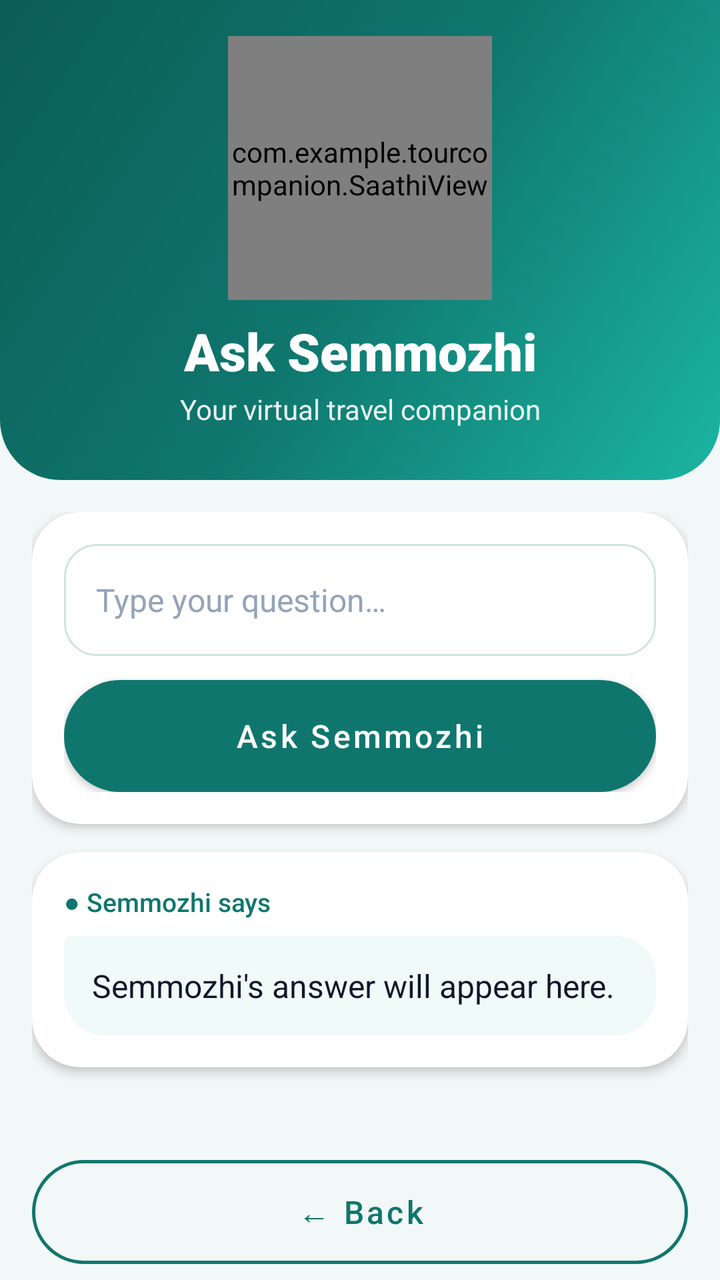
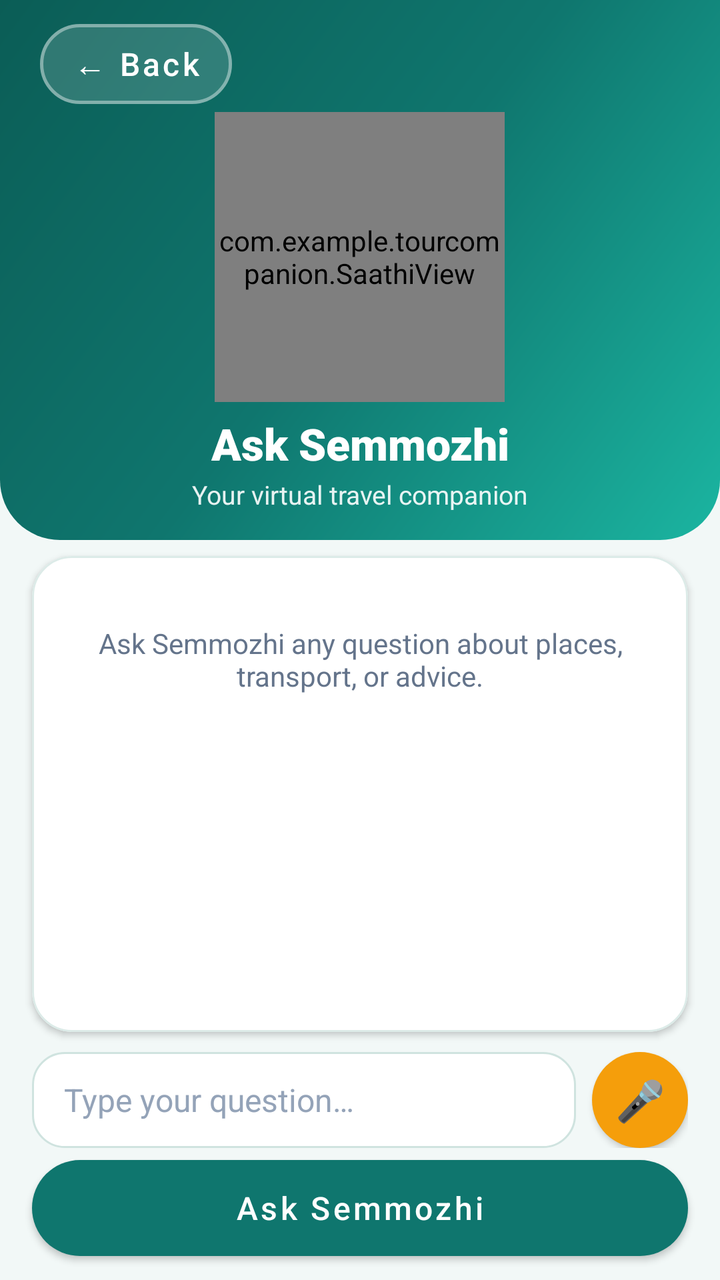

The first picture is an Android layout as it rendered before a commit; the second is the same layout after the commit. The layout source and the unified diff follow.
<!-- AndroidManifest.xml: application theme Theme.TourCompanion -->
<!-- res/layout/activity_ask_semmozhi.xml -->
<?xml version="1.0" encoding="utf-8"?>
<LinearLayout
    xmlns:android="http://schemas.android.com/apk/res/android"
    xmlns:app="http://schemas.android.com/apk/res-auto"
    android:layout_width="match_parent"
    android:layout_height="match_parent"
    android:background="@color/bg"
    android:orientation="vertical">

    <LinearLayout
        android:layout_width="match_parent"
        android:layout_height="wrap_content"
        android:tag="header"
        android:background="@drawable/bg_header"
        android:gravity="center_horizontal"
        android:orientation="vertical"
        android:paddingStart="20dp"
        android:paddingTop="18dp"
        android:paddingEnd="20dp"
        android:paddingBottom="26dp">

        <FrameLayout
            android:layout_width="132dp"
            android:layout_height="132dp">

            <View
                android:layout_width="124dp"
                android:layout_height="124dp"
                android:layout_gravity="center"
                android:background="@drawable/bg_circle_soft" />

            <com.example.tourcompanion.SaathiView
                android:id="@+id/saathiViewAsk"
                android:layout_width="match_parent"
                android:layout_height="match_parent" />
        </FrameLayout>

        <TextView
            
            style="@style/Text.Tour.Title"
            android:layout_width="match_parent"
            android:layout_height="wrap_content"
            android:layout_marginTop="8dp"
            android:text="Ask Semmozhi" />

        <TextView
            
            style="@style/Text.Tour.Subtitle"
            android:layout_width="match_parent"
            android:layout_height="wrap_content"
            android:layout_marginTop="2dp"
            android:text="Your virtual travel companion" />
    </LinearLayout>

    <ScrollView
        android:layout_width="match_parent"
        android:layout_height="0dp"
        android:layout_weight="1"
        android:clipToPadding="false"
        android:fillViewport="true"
        android:scrollbars="none">

        <LinearLayout
            android:layout_width="match_parent"
            android:layout_height="wrap_content"
            android:orientation="vertical"
            android:padding="16dp">

        <com.google.android.material.card.MaterialCardView
            android:layout_width="match_parent"
            android:layout_height="wrap_content"
            android:layout_marginTop="0dp"
            app:cardBackgroundColor="@color/surface"
            app:cardCornerRadius="24dp"
            app:cardElevation="3dp"
            app:strokeWidth="0dp">

            <LinearLayout
                android:layout_width="match_parent"
                android:layout_height="wrap_content"
                android:orientation="vertical"
                android:padding="16dp">

                <EditText
                    android:id="@+id/askQuestionInput"
                    style="@style/Widget.Tour.Input"
                    android:layout_width="match_parent"
                    android:layout_height="56dp"
                    android:hint="Type your question…"
                    android:imeOptions="actionSend"
                    android:inputType="textCapSentences" />

                <com.google.android.material.button.MaterialButton
                    android:id="@+id/askSemmozhiButton"
                    style="@style/Widget.Tour.Button.Primary"
                    android:layout_width="match_parent"
                    android:layout_height="56dp"
                    android:layout_marginTop="12dp"
                    android:text="Ask Semmozhi" />
            </LinearLayout>
        </com.google.android.material.card.MaterialCardView>
        <com.google.android.material.card.MaterialCardView
            android:layout_width="match_parent"
            android:layout_height="wrap_content"
            android:layout_marginTop="14dp"
            app:cardBackgroundColor="@color/surface"
            app:cardCornerRadius="24dp"
            app:cardElevation="3dp"
            app:strokeWidth="0dp">

            <LinearLayout
                android:layout_width="match_parent"
                android:layout_height="wrap_content"
                android:orientation="vertical"
                android:padding="16dp">

                <TextView
                    android:layout_width="wrap_content"
                    android:layout_height="wrap_content"
                    android:fontFamily="sans-serif-medium"
                    android:text="● Semmozhi says"
                    android:textColor="@color/primary"
                    android:textSize="13sp" />

                <TextView
                    android:id="@+id/askAnswerText"
                    android:layout_width="match_parent"
                    android:layout_height="wrap_content"
                    android:layout_marginTop="8dp"
                    android:background="@drawable/bg_answer_bubble"
                    android:lineSpacingExtra="3dp"
                    android:padding="14dp"
                    android:text="Semmozhi's answer will appear here."
                    android:textColor="@color/text_primary"
                    android:textSize="16sp" />
            </LinearLayout>
        </com.google.android.material.card.MaterialCardView>

        </LinearLayout>
    </ScrollView>

    <com.google.android.material.button.MaterialButton
        android:id="@+id/backAskButton"
        style="@style/Widget.Tour.Button.Secondary"
        android:layout_width="match_parent"
        android:layout_height="52dp"
        android:layout_marginStart="16dp"
        android:layout_marginEnd="16dp"
        android:layout_marginBottom="8dp"
        android:text="← Back" />

</LinearLayout>
<!-- resources referenced by this layout -->
<resources>
  <color name="bg">#F2F8F7</color>
  <color name="primary">#0F766E</color>
  <color name="surface">#FFFFFF</color>
  <color name="text_primary">#0F172A</color>
  <!-- drawable bg_answer_bubble (drawable) -->
  <?xml version="1.0" encoding="utf-8"?>
  <shape xmlns:android="http://schemas.android.com/apk/res/android" android:shape="rectangle">
      <solid android:color="#F0FAF8" />
      <corners android:topLeftRadius="4dp" android:topRightRadius="20dp" android:bottomLeftRadius="20dp" android:bottomRightRadius="20dp" />
  </shape>
  <!-- drawable bg_circle_soft (drawable) -->
  <?xml version="1.0" encoding="utf-8"?>
  <shape xmlns:android="http://schemas.android.com/apk/res/android" android:shape="oval">
      <solid android:color="#26FFFFFF" />
      <stroke android:width="2dp" android:color="#40FFFFFF" />
  </shape>
  <!-- drawable bg_header (drawable) -->
  <?xml version="1.0" encoding="utf-8"?>
  <shape xmlns:android="http://schemas.android.com/apk/res/android" android:shape="rectangle">
      <gradient android:type="linear" android:angle="315" android:startColor="#0B5D56" android:centerColor="#0F766E" android:endColor="#1BB5A1" />
      <corners android:bottomLeftRadius="30dp" android:bottomRightRadius="30dp" />
  </shape>
  <style name="Text.Tour.Subtitle" parent="">
          <item name="android:textColor">#E6FFFFFF</item>
          <item name="android:textSize">14sp</item>
          <item name="android:gravity">center</item>
      </style>
  <style name="Text.Tour.Title" parent="">
          <item name="android:textColor">@color/white</item>
          <item name="android:textSize">26sp</item>
          <item name="android:fontFamily">sans-serif-black</item>
          <item name="android:gravity">center</item>
      </style>
  <style name="Widget.Tour.Input" parent="">
          <item name="android:background">@drawable/bg_input</item>
          <item name="android:textColor">@color/text_primary</item>
          <item name="android:textColorHint">#94A3B8</item>
          <item name="android:textSize">16sp</item>
          <item name="android:paddingStart">16dp</item>
          <item name="android:paddingEnd">16dp</item>
          <item name="android:minHeight">54dp</item>
          <item name="android:maxLines">1</item>
      </style>
  <style name="Theme.TourCompanion" parent="Theme.MaterialComponents.Light.NoActionBar">
          <item name="colorPrimary">@color/primary</item>
          <item name="colorPrimaryVariant">@color/primary_dark</item>
          <item name="colorOnPrimary">@color/white</item>
          <item name="colorSecondary">@color/accent</item>
          <item name="colorSecondaryVariant">@color/accent</item>
          <item name="colorOnSecondary">@color/text_primary</item>
          <item name="android:colorBackground">@color/bg</item>
          <item name="android:windowBackground">@color/bg</item>
          <item name="android:statusBarColor">@color/primary_dark</item>
          <item name="android:textColorPrimary">@color/text_primary</item>
          <item name="android:textColorSecondary">@color/text_secondary</item>
          <item name="materialButtonStyle">@style/Widget.Tour.Button.Primary</item>
      </style>
  <color name="white">#FFFFFFFF</color>
  <!-- drawable bg_input (drawable) -->
  <?xml version="1.0" encoding="utf-8"?>
  <shape xmlns:android="http://schemas.android.com/apk/res/android" android:shape="rectangle">
      <solid android:color="#FFFFFFFF" />
      <stroke android:width="1dp" android:color="#CFE3DF" />
      <corners android:radius="16dp" />
  </shape>
  <color name="primary_dark">#0B5D56</color>
  <color name="accent">#F59E0B</color>
  <color name="text_secondary">#64748B</color>
  <!-- unchanged entries left out for length: 2 -->
</resources>

<!-- the commit's change to res/layout/activity_ask_semmozhi.xml (unified diff, before → after) -->
@@ -7,6 +7,7 @@
     android:background="@color/bg"
     android:orientation="vertical">
 
+    
     <LinearLayout
         android:layout_width="match_parent"
         android:layout_height="wrap_content"
@@ -15,17 +16,32 @@
         android:gravity="center_horizontal"
         android:orientation="vertical"
         android:paddingStart="20dp"
-        android:paddingTop="18dp"
+        android:paddingTop="12dp"
         android:paddingEnd="20dp"
-        android:paddingBottom="26dp">
+        android:paddingBottom="14dp">
+
+        <com.google.android.material.button.MaterialButton
+            android:id="@+id/backAskButton"
+            style="@style/Widget.Tour.Button.Secondary"
+            android:layout_width="wrap_content"
+            android:layout_height="40dp"
+            android:layout_gravity="start"
+            android:minWidth="0dp"
+            android:paddingStart="16dp"
+            android:paddingEnd="16dp"
+            android:layout_marginBottom="4dp"
+            android:textColor="@android:color/white"
+            app:backgroundTint="#26FFFFFF"
+            app:strokeColor="#66FFFFFF"
+            android:text="← Back" />
 
         <FrameLayout
-            android:layout_width="132dp"
-            android:layout_height="132dp">
+            android:layout_width="145dp"
+            android:layout_height="145dp">
 
             <View
-                android:layout_width="124dp"
-                android:layout_height="124dp"
+                android:layout_width="140dp"
+                android:layout_height="140dp"
                 android:layout_gravity="center"
                 android:background="@drawable/bg_circle_soft" />
 
@@ -36,117 +52,109 @@
         </FrameLayout>
 
         <TextView
-            
             style="@style/Text.Tour.Title"
             android:layout_width="match_parent"
             android:layout_height="wrap_content"
-            android:layout_marginTop="8dp"
+            android:layout_marginTop="6dp"
+            android:textSize="22sp"
             android:text="Ask Semmozhi" />
 
         <TextView
-            
             style="@style/Text.Tour.Subtitle"
             android:layout_width="match_parent"
             android:layout_height="wrap_content"
             android:layout_marginTop="2dp"
+            android:textSize="13sp"
             android:text="Your virtual travel companion" />
     </LinearLayout>
 
-    <ScrollView
+    
+    <com.google.android.material.card.MaterialCardView
+        android:id="@+id/chatCardContainer"
         android:layout_width="match_parent"
         android:layout_height="0dp"
         android:layout_weight="1"
-        android:clipToPadding="false"
-        android:fillViewport="true"
-        android:scrollbars="none">
+        android:layout_marginStart="16dp"
+        android:layout_marginEnd="16dp"
+        android:layout_marginTop="8dp"
+        android:layout_marginBottom="8dp"
+        app:cardBackgroundColor="@color/surface"
+        app:cardCornerRadius="20dp"
+        app:cardElevation="2dp"
+        app:strokeWidth="1dp"
+        app:strokeColor="@color/stroke">
 
-        <LinearLayout
+        <ScrollView
+            android:id="@+id/chatScrollView"
             android:layout_width="match_parent"
-            android:layout_height="wrap_content"
-            android:orientation="vertical"
-            android:padding="16dp">
-
-        <com.google.android.material.card.MaterialCardView
-            android:layout_width="match_parent"
-            android:layout_height="wrap_content"
-            android:layout_marginTop="0dp"
-            app:cardBackgroundColor="@color/surface"
-            app:cardCornerRadius="24dp"
-            app:cardElevation="3dp"
-            app:strokeWidth="0dp">
+            android:layout_height="match_parent"
+            android:clipToPadding="false"
+            android:fillViewport="true"
+            android:scrollbars="vertical"
+            android:paddingStart="12dp"
+            android:paddingEnd="12dp"
+            android:paddingTop="10dp"
+            android:paddingBottom="10dp">
 
             <LinearLayout
+                android:id="@+id/chatMessagesContainer"
                 android:layout_width="match_parent"
                 android:layout_height="wrap_content"
-                android:orientation="vertical"
-                android:padding="16dp">
-
-                <EditText
-                    android:id="@+id/askQuestionInput"
-                    style="@style/Widget.Tour.Input"
-                    android:layout_width="match_parent"
-                    android:layout_height="56dp"
-                    android:hint="Type your question…"
-                    android:imeOptions="actionSend"
-                    android:inputType="textCapSentences" />
-
-                <com.google.android.material.button.MaterialButton
-                    android:id="@+id/askSemmozhiButton"
-                    style="@style/Widget.Tour.Button.Primary"
-                    android:layout_width="match_parent"
-                    android:layout_height="56dp"
-                    android:layout_marginTop="12dp"
-                    android:text="Ask Semmozhi" />
-            </LinearLayout>
-        </com.google.android.material.card.MaterialCardView>
-        <com.google.android.material.card.MaterialCardView
-            android:layout_width="match_parent"
-            android:layout_height="wrap_content"
-            android:layout_marginTop="14dp"
-            app:cardBackgroundColor="@color/surface"
-            app:cardCornerRadius="24dp"
-            app:cardElevation="3dp"
-            app:strokeWidth="0dp">
-
-            <LinearLayout
-                android:layout_width="match_parent"
-                android:layout_height="wrap_content"
-                android:orientation="vertical"
-                android:padding="16dp">
+                android:orientation="vertical">
 
                 <TextView
-                    android:layout_width="wrap_content"
-                    android:layout_height="wrap_content"
-                    android:fontFamily="sans-serif-medium"
-                    android:text="● Semmozhi says"
-                    android:textColor="@color/primary"
-                    android:textSize="13sp" />
-
-                <TextView
-                    android:id="@+id/askAnswerText"
+                    android:id="@+id/emptyChatHint"
                     android:layout_width="match_parent"
                     android:layout_height="wrap_content"
-                    android:layout_marginTop="8dp"
-                    android:background="@drawable/bg_answer_bubble"
-                    android:lineSpacingExtra="3dp"
-                    android:padding="14dp"
-                    android:text="Semmozhi's answer will appear here."
-                    android:textColor="@color/text_primary"
-                    android:textSize="16sp" />
+                    android:layout_marginTop="24dp"
+                    android:gravity="center"
+                    android:textColor="@color/text_secondary"
+                    android:textSize="14sp"
+                    android:text="Ask Semmozhi any question about places, transport, or advice." />
+
             </LinearLayout>
-        </com.google.android.material.card.MaterialCardView>
+        </ScrollView>
+    </com.google.android.material.card.MaterialCardView>
 
-        </LinearLayout>
-    </ScrollView>
-
-    <com.google.android.material.button.MaterialButton
-        android:id="@+id/backAskButton"
-        style="@style/Widget.Tour.Button.Secondary"
+    
+    <LinearLayout
         android:layout_width="match_parent"
-        android:layout_height="52dp"
+        android:layout_height="wrap_content"
         android:layout_marginStart="16dp"
         android:layout_marginEnd="16dp"
-        android:layout_marginBottom="8dp"
-        android:text="← Back" />
+        android:layout_marginTop="2dp"
+        android:gravity="center_vertical"
+        android:orientation="horizontal">
+
+        <EditText
+            android:id="@+id/askQuestionInput"
+            style="@style/Widget.Tour.Input"
+            android:layout_width="0dp"
+            android:layout_height="48dp"
+            android:layout_weight="1"
+            android:hint="Type your question…"
+            android:imeOptions="actionSend"
+            android:inputType="textCapSentences"
+            android:layout_marginEnd="8dp" />
+
+        <com.google.android.material.button.MaterialButton
+            android:id="@+id/askVoiceButton"
+            style="@style/Widget.Tour.Button.Round"
+            android:layout_width="48dp"
+            android:layout_height="48dp"
+            android:text="🎤" />
+    </LinearLayout>
+
+    
+    <com.google.android.material.button.MaterialButton
+        android:id="@+id/askSemmozhiButton"
+        style="@style/Widget.Tour.Button.Primary"
+        android:layout_width="match_parent"
+        android:layout_height="48dp"
+        android:layout_marginStart="16dp"
+        android:layout_marginEnd="16dp"
+        android:layout_marginTop="6dp"
+        android:layout_marginBottom="12dp"
+        android:text="Ask Semmozhi" />
 
 </LinearLayout>
<!-- resource entries referenced after the edit -->
@@ -1,15 +1,14 @@
 <!-- resources referenced by this layout -->
 <resources>
   <color name="bg">#F2F8F7</color>
+  <color name="stroke">#DCEBE8</color>
   <color name="primary">#0F766E</color>
+  <style name="Widget.Tour.Button.Accent" parent="Widget.Tour.Button.Primary">
+          <item name="backgroundTint">@color/accent</item>
+          <item name="android:textColor">@color/text_primary</item>
+      </style>
   <color name="surface">#FFFFFF</color>
   <color name="text_primary">#0F172A</color>
-  <!-- drawable bg_answer_bubble (drawable) -->
-  <?xml version="1.0" encoding="utf-8"?>
-  <shape xmlns:android="http://schemas.android.com/apk/res/android" android:shape="rectangle">
-      <solid android:color="#F0FAF8" />
-      <corners android:topLeftRadius="4dp" android:topRightRadius="20dp" android:bottomLeftRadius="20dp" android:bottomRightRadius="20dp" />
-  </shape>
   <!-- drawable bg_circle_soft (drawable) -->
   <?xml version="1.0" encoding="utf-8"?>
   <shape xmlns:android="http://schemas.android.com/apk/res/android" android:shape="oval">
@@ -33,6 +32,13 @@
           <item name="android:fontFamily">sans-serif-black</item>
           <item name="android:gravity">center</item>
       </style>
+  <style name="Widget.Tour.Button.Round" parent="Widget.Tour.Button.Accent">
+          <item name="cornerRadius">26dp</item>
+          <item name="android:minWidth">0dp</item>
+          <item name="android:minHeight">0dp</item>
+          <item name="android:padding">0dp</item>
+          <item name="android:textSize">20sp</item>
+      </style>
   <style name="Widget.Tour.Input" parent="">
           <item name="android:background">@drawable/bg_input</item>
           <item name="android:textColor">@color/text_primary</item>
@@ -52,7 +58,9 @@
           <item name="colorOnSecondary">@color/text_primary</item>
           <item name="android:colorBackground">@color/bg</item>
           <item name="android:windowBackground">@color/bg</item>
-          <item name="android:statusBarColor">@color/primary_dark</item>
+          <item name="android:statusBarColor">@android:color/transparent</item>
+          <item name="android:navigationBarColor">@android:color/transparent</item>
+          <item name="android:windowAnimationStyle">@null</item>
           <item name="android:textColorPrimary">@color/text_primary</item>
           <item name="android:textColorSecondary">@color/text_secondary</item>
           <item name="materialButtonStyle">@style/Widget.Tour.Button.Primary</item>
